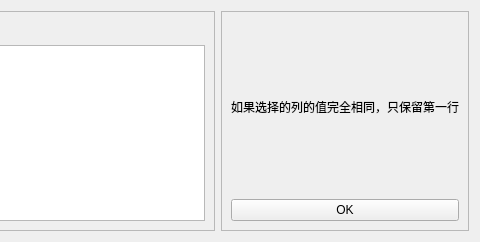
Old version of the form SciTools2/popup/clean/uipy/distinct_row.ui in the repository xihuyu20000/learn-python; both pictures show x 220 to 700 and y 0 to 242 of the 700 by 242 pixel window.
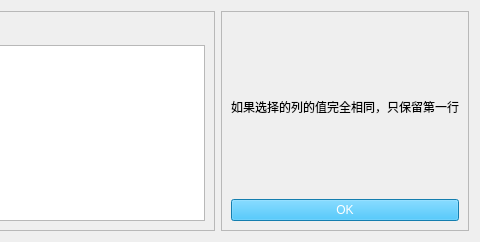
New version of the form.

Diff of the .ui file:
```diff
--- a/SciTools2/popup/clean/uipy/distinct_row.ui
+++ b/SciTools2/popup/clean/uipy/distinct_row.ui
@@ -58,6 +58,9 @@
       </item>
       <item>
        <widget class="QPushButton" name="btn_ok">
+        <property name="styleSheet">
+         <string notr="true">color: rgb(255, 255, 255); background-color: rgb(28, 177, 245);</string>
+        </property>
         <property name="text">
          <string>OK</string>
         </property>
```
